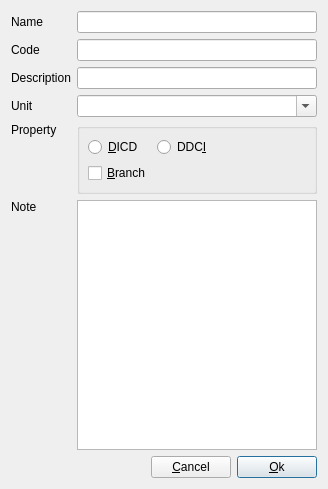
The window that dialog/editnode/editnodefinance.ui (YtxCash/YTX) describes before a commit, drawn with Qt 5.
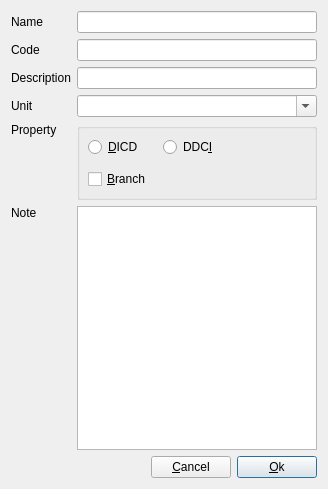
The same window after the commit. Custom widgets are drawn as their Qt base class.

Patch:
```diff
--- a/dialog/editnode/editnodefinance.ui
+++ b/dialog/editnode/editnodefinance.ui
@@ -92,6 +92,9 @@
       <property name="bottomMargin">
        <number>8</number>
       </property>
+      <property name="spacing">
+       <number>12</number>
+      </property>
       <item row="0" column="0">
        <widget class="QRadioButton" name="rBtnDICD">
         <property name="sizePolicy">
```
